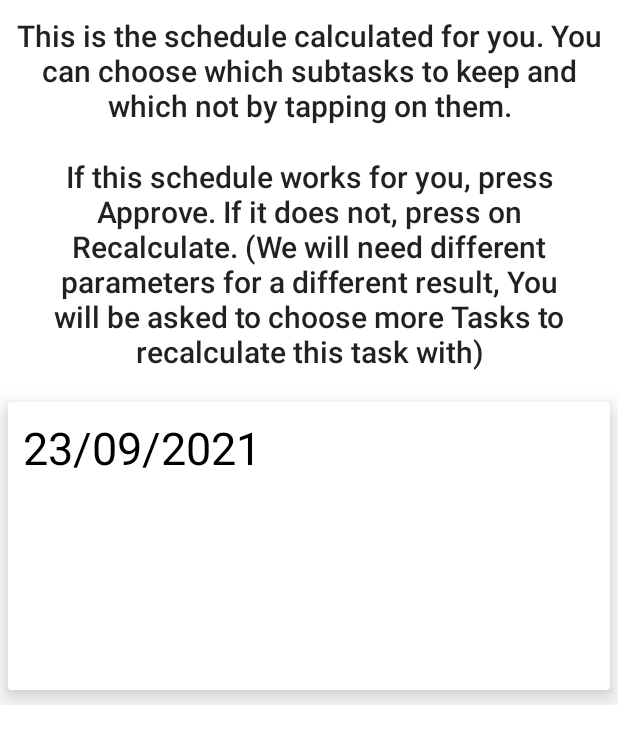
After one commit to michalbal/PlanETApp, an Android app: the layout dialog_plan_approval.xml on its own in the app's theme, with its tools: preview values and no code run, on a phone screen of 412 x 824 dp. The commit adds this screen. Shown: the top 744 px of the screen. Run offline under Robolectric (Android 15) with nearby library versions, the phone set to English and light mode, and no system bars.

Commit message:
Showing plan to approve dialog to user working. Need to sort the events. Need to Call saving the plan or recalculating after user presses the button

```diff
--- /dev/null
+++ b/app/src/main/res/layout/day_plan_item.xml
@@ -0,0 +1,53 @@
+<?xml version="1.0" encoding="utf-8"?>
+<androidx.cardview.widget.CardView
+    xmlns:android="http://schemas.android.com/apk/res/android"
+    xmlns:app="http://schemas.android.com/apk/res-auto"
+    xmlns:tools="http://schemas.android.com/tools"
+    android:layout_width="match_parent"
+    android:layout_height="match_parent"
+    app:cardElevation="10dp"
+    app:cardBackgroundColor="@color/white"
+    app:cardMaxElevation="12dp"
+    app:cardPreventCornerOverlap="true"
+    android:layout_marginTop="10dp"
+    android:layout_marginLeft="5dp"
+    android:layout_marginRight="5dp"
+    android:layout_marginBottom="10dp"
+    app:layout_constraintBottom_toBottomOf="parent"
+    app:layout_constraintEnd_toEndOf="parent"
+    app:layout_constraintStart_toStartOf="parent"
+    app:layout_constraintTop_toTopOf="parent">
+
+    <androidx.constraintlayout.widget.ConstraintLayout
+        android:layout_width="match_parent"
+        android:layout_height="wrap_content">
+
+        <TextView
+            android:id="@+id/day_date"
+            android:layout_width="match_parent"
+            android:layout_height="wrap_content"
+            android:layout_marginStart="10dp"
+            android:layout_marginTop="10dp"
+            android:textColor="@color/black"
+            android:text="23/09/2021"
+            android:textSize="30sp"
+            android:textAppearance="@style/TextAppearance.AppCompat.Display1"
+            app:layout_constraintStart_toStartOf="parent"
+            app:layout_constraintTop_toTopOf="parent" />
+
+        <androidx.recyclerview.widget.RecyclerView
+            android:id="@+id/sub_tasks_day_list"
+            android:layout_width="match_parent"
+            android:layout_height="wrap_content"
+            android:layout_marginTop="0dp"
+            app:layoutManager="LinearLayoutManager"
+            android:clipToPadding="false"
+            app:layout_constraintEnd_toEndOf="parent"
+            app:layout_constraintStart_toStartOf="parent"
+            app:layout_constraintTop_toBottomOf="@+id/day_date"
+            tools:listitem="@layout/subtask_event_list_item" />
+
+
+
+    </androidx.constraintlayout.widget.ConstraintLayout>
+</androidx.cardview.widget.CardView>
--- /dev/null
+++ b/app/src/main/res/layout/dialog_plan_approval.xml
@@ -0,0 +1,59 @@
+<?xml version="1.0" encoding="utf-8"?>
+
+<ScrollView xmlns:android="http://schemas.android.com/apk/res/android"
+    xmlns:app="http://schemas.android.com/apk/res-auto"
+    xmlns:tools="http://schemas.android.com/tools"
+    android:layout_width="match_parent"
+    android:layout_height="match_parent">
+
+    <androidx.constraintlayout.widget.ConstraintLayout
+        android:layout_width="match_parent"
+        android:layout_height="match_parent">
+
+        <TextView
+            android:id="@+id/plan_approval_title_part1"
+            android:layout_width="0dp"
+            android:layout_height="wrap_content"
+            android:layout_marginStart="10dp"
+            android:layout_marginEnd="10dp"
+            android:layout_marginTop="10dp"
+            android:text="@string/plan_calculation_finished_message_part_1"
+            android:textSize="20sp"
+            android:textAlignment="center"
+            android:textAppearance="@style/TextAppearance.AppCompat.Body2"
+            app:layout_constraintEnd_toEndOf="parent"
+            app:layout_constraintStart_toStartOf="parent"
+            app:layout_constraintTop_toTopOf="parent" />
+
+        <TextView
+            android:id="@+id/plan_approval_title_part2"
+            android:layout_width="0dp"
+            android:layout_height="wrap_content"
+            android:layout_marginStart="10dp"
+            android:layout_marginEnd="10dp"
+            android:layout_marginTop="20dp"
+            android:layout_marginBottom="30dp"
+            android:text="@string/plan_calculation_finished_message_part_2"
+            android:textSize="20sp"
+            android:textAlignment="center"
+            android:textAppearance="@style/TextAppearance.AppCompat.Body2"
+            app:layout_constraintBottom_toTopOf="@+id/sub_tasks_per_day_list"
+            app:layout_constraintEnd_toEndOf="parent"
+            app:layout_constraintStart_toStartOf="parent"
+            app:layout_constraintTop_toBottomOf="@+id/plan_approval_title_part1" />
+
+        <androidx.recyclerview.widget.RecyclerView
+            android:id="@+id/sub_tasks_per_day_list"
+            android:layout_width="match_parent"
+            android:layout_height="wrap_content"
+            android:layout_marginTop="10dp"
+            app:layoutManager="LinearLayoutManager"
+            android:clipToPadding="false"
+            app:layout_constraintEnd_toEndOf="parent"
+            app:layout_constraintStart_toStartOf="parent"
+            app:layout_constraintTop_toBottomOf="@+id/plan_approval_title_part2"
+            tools:listitem="@layout/day_plan_item" />
+
+
+    </androidx.constraintlayout.widget.ConstraintLayout>
+</ScrollView>
--- a/app/src/main/res/values/strings.xml
+++ b/app/src/main/res/values/strings.xml
@@ -25,6 +25,15 @@
     <string name="starting_to_plan_message">Planning your schedule</string>
     <string name="changes_detected_message">Your changes will be lost, are you sure you want to continue?</string>
     <string name="found_changes_dialog_title">Found unsaved changes </string>
+    <string name="plan_approval_dialog_title">Finished calculating the study plan </string>
+    <string name="plan_approval_positive_button">Approve</string>
+    <string name="plan_approval_neutral_button">Recalculate</string>
+    <string name="saving_your_schedule">Saving your schedule</string>
+    <string name="plan_calculation_finished_message_part_1">This is the schedule calculated for you.<br/>
+    You can choose which subtasks to keep and which not by tapping on them.</string>
+    <string name="plan_calculation_finished_message_part_2">If this schedule works for you, press Approve.<br/>
+    If it does not, press on Recalculate. (We will need different parameters for a different result,
+        You will be asked to choose more Tasks to recalculate this task with)</string>
 
 
     <!-- Welcome Fragment-->
```
Also changed, not shown: app/src/main/java/net/planner/planetapp/MainActivity.kt (+45 -0 lines), app/src/main/java/net/planner/planetapp/adapters/CheckableSubtaskAdapter.kt (added, +72 -0 lines), app/src/main/java/net/planner/planetapp/adapters/SubtasksDayAdapter.kt (added, +72 -0 lines), app/src/main/java/net/planner/planetapp/viewmodels/MainActivityViewModel.kt (+23 -2 lines), app/src/main/res/layout/subtask_event_list_item.xml (added, +68 -0 lines).
